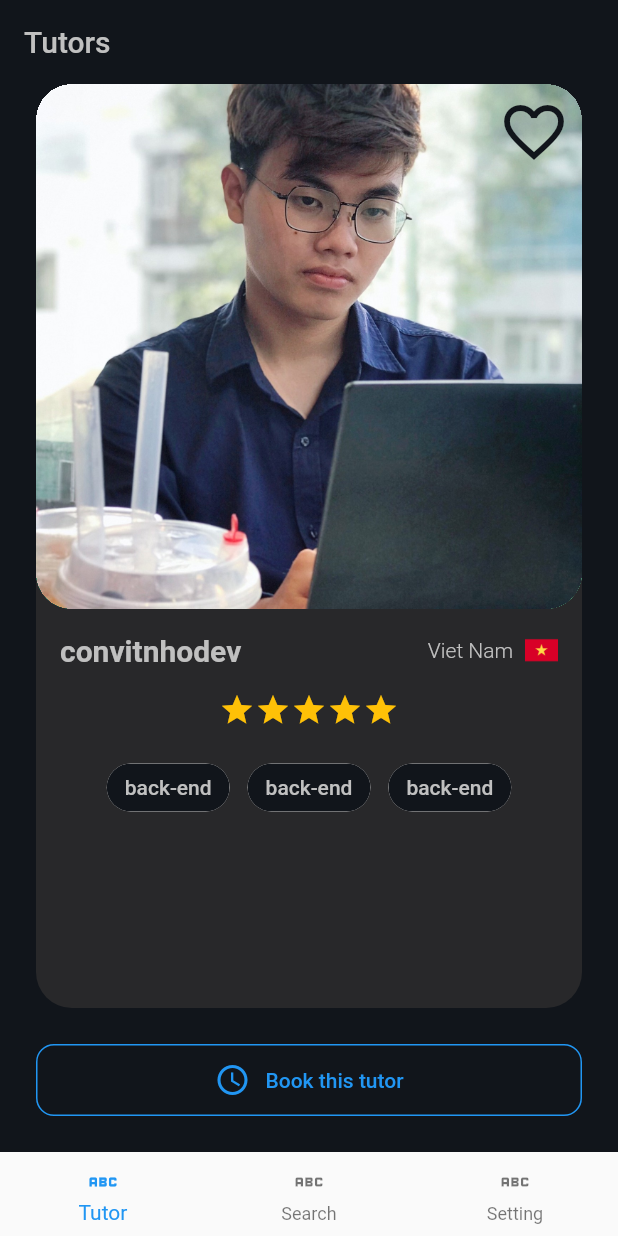
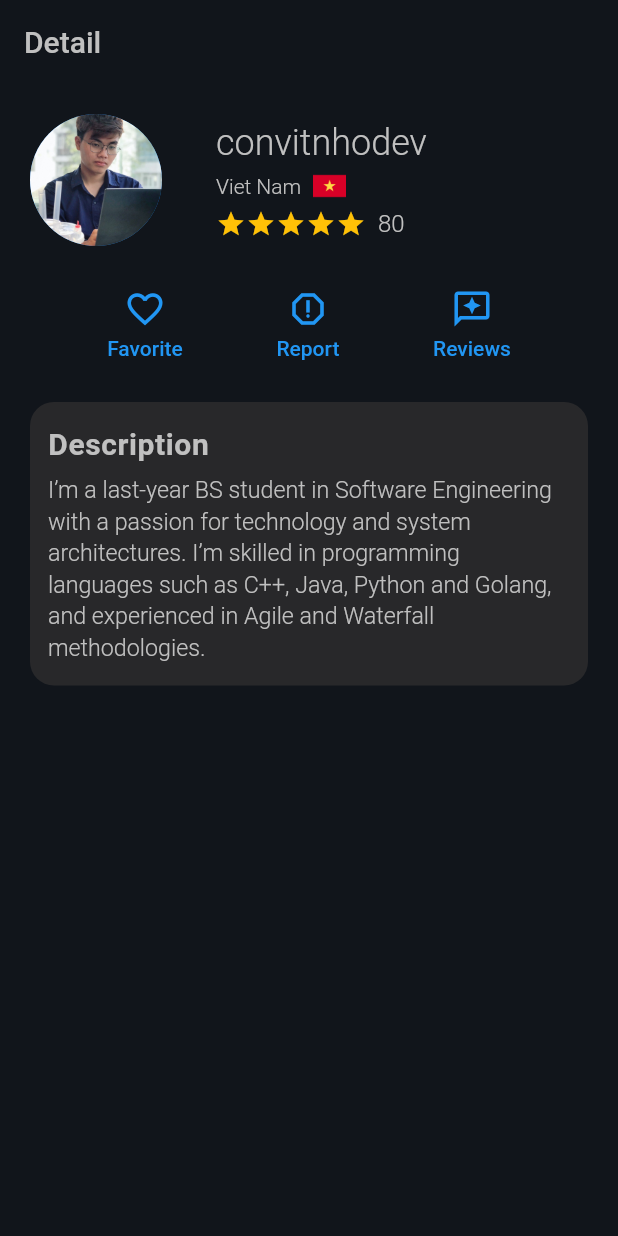
Before and after one commit to convitnhodev/Advanced-Mobile-Course, a Flutter app: the screen it shows after launch, on a phone screen of 412 x 824 dp. Run offline on Flutter 3.47's test engine with Material 2 defaults, Android fonts, the phone set to English and light mode, and no system bars; our stand-ins replace flutter_screenutil, get.

Commit message:
feat: implement detail

```diff
--- a/lib/main.dart
+++ b/lib/main.dart
@@ -2,14 +2,17 @@
 import 'package:flutter/material.dart';
 import 'package:flutter/widgets.dart';
 import 'package:flutter_application_1/common/routes/pages.dart';
+import 'package:flutter_application_1/pages/frame/detail_tutor/index.dart';
 import 'package:flutter_application_1/pages/frame/home/view.dart';
 import 'package:flutter_application_1/pages/frame/sign_in/view.dart';
 import 'package:flutter_screenutil/flutter_screenutil.dart';
 import 'package:get/get.dart';
 
 Future<void> main() async {
-   runApp(MaterialApp(home: HomePage()));
+   // runApp(MaterialApp(home: HomePage()));
 //  runApp(MaterialApp(home: SignInPage()));
+  runApp(MaterialApp(home: DetailTutorPage()));
+
 }
 
 
--- /dev/null
+++ b/lib/pages/frame/detail_tutor/bindings.dart
@@ -0,0 +1,11 @@
+import 'package:flutter_application_1/pages/frame/detail_tutor/index.dart';
+import 'package:flutter_application_1/pages/frame/tutors_list/controller.dart';
+import 'package:get/get.dart';
+
+
+class DetailTutorBinding implements Bindings {
+  @override
+    void dependencies() {
+    Get.lazyPut<DetailTutorController>(() => DetailTutorController());
+  }
+}
--- /dev/null
+++ b/lib/pages/frame/detail_tutor/controller.dart
@@ -0,0 +1,8 @@
+import 'package:flutter_application_1/pages/frame/detail_tutor/index.dart';
+import 'package:flutter_application_1/pages/frame/tutors_list/state.dart';
+import 'package:get/get.dart';
+
+class DetailTutorController extends GetxController {
+  DetailTutorController();
+  final state = DetailTutorState();
+}
--- /dev/null
+++ b/lib/pages/frame/detail_tutor/index.dart
@@ -0,0 +1,7 @@
+library detail_tutor;
+
+
+export './state.dart';
+export './controller.dart';
+export './bindings.dart';
+export './view.dart';
--- /dev/null
+++ b/lib/pages/frame/detail_tutor/state.dart
@@ -0,0 +1,3 @@
+class DetailTutorState {
+
+}
--- /dev/null
+++ b/lib/pages/frame/detail_tutor/view.dart
@@ -0,0 +1,194 @@
+import 'package:flutter/material.dart';
+import 'package:flutter_application_1/common/style/color.dart';
+import 'package:flutter_application_1/pages/frame/tutors_list/controller.dart';
+import 'package:get/get.dart';
+import 'package:flutter_application_1/common/const/size.dart';
+
+class DetailTutorPage extends StatefulWidget {
+  const DetailTutorPage({super.key});
+
+  @override
+  State<DetailTutorPage> createState() => _DetailTutorPageState();
+}
+
+class _DetailTutorPageState extends State<DetailTutorPage> {
+  @override
+  Widget build(BuildContext context) {
+    return Scaffold(
+      appBar: AppBar(
+        title: const Text(
+          'Detail',
+          style: TextStyle(color: AppColor.primaryText),
+        ),
+        backgroundColor: AppColor.primaryBackground,
+        elevation: 0,
+      ),
+      backgroundColor: AppColor.primaryBackground,
+      body: SingleChildScrollView(
+        padding: const EdgeInsets.all(20),
+        child: Column(
+          crossAxisAlignment: CrossAxisAlignment.stretch,
+          children: [
+            Row(
+              children: [
+                const CircleAvatar(
+                  backgroundImage: AssetImage('lib/images/avatar.jpeg'),
+                  radius: 44,
+                ),
+                const SizedBox(
+                  width: 36,
+                ),
+                Column(
+                  crossAxisAlignment: CrossAxisAlignment.start,
+                  children: [
+                    const Text(
+                      'convitnhodev',
+                      style: TextStyle(
+                          color: AppColor.primaryText,
+                          fontSize: 24,
+                          fontWeight: FontWeight.w300),
+                    ),
+                    const SizedBox(
+                      height: 4,
+                    ),
+                    const Row(
+                      children: [
+                        Text(
+                          'Viet Nam',
+                          style: TextStyle(
+                              color: AppColor.primaryText,
+                              fontSize: 14,
+                              fontWeight: FontWeight.w300),
+                        ),
+                        Padding(
+                          padding: EdgeInsets.only(right: 16, left: 8),
+                          child: Image(
+                            image: AssetImage('lib/images/vietnam.png'),
+                            height: 22,
+                            width: 22,
+                          ),
+                        )
+                      ],
+                    ),
+                    const SizedBox(
+                      height: 4,
+                    ),
+                    Row(
+                      mainAxisAlignment: MainAxisAlignment.center,
+                      children: List<Widget>.generate(
+                        5,
+                        (index) => const Icon(
+                          Icons.star,
+                          color: Colors.amber,
+                          size: 20,
+                        ),
+                      )..add(
+                          const Padding(
+                            padding: EdgeInsets.only(left: 8),
+                            child: Text(
+                              '80',
+                              style: TextStyle(
+                                  color: AppColor.primaryText,
+                                  fontSize: 16,
+                                  fontWeight: FontWeight.w300),
+                            ),
+                          ),
+                        ),
+                    ),
+                  ],
+                )
+              ],
+            ),
+            const SizedBox(
+              height: 20,
+            ),
+            Row(
+              mainAxisAlignment: MainAxisAlignment.spaceEvenly,
+              children: [
+                TextButton(
+                  onPressed: () {},
+                  child: const Column(
+                    children: [
+                      Icon(
+                        Icons.favorite_border_outlined,
+                        size: 28,
+                      ),
+                      SizedBox(
+                        height: 4,
+                      ),
+                      Text('Favorite')
+                    ],
+                  ),
+                ),
+                TextButton(
+                  onPressed: () {},
+                  child: const Column(
+                    children: [
+                      Icon(
+                        Icons.report_outlined,
+                        size: 28,
+                      ),
+                      SizedBox(
+                        height: 4,
+                      ),
+                      Text('Report')
+                    ],
+                  ),
+                ),
+                TextButton(
+                  onPressed: () {},
+                  child: const Column(
+                    children: [
+                      Icon(
+                        Icons.reviews_outlined,
+                        size: 28,
+                      ),
+                      SizedBox(
+                        height: 4,
+                      ),
+                      Text('Reviews')
+                    ],
+                  ),
+                ),
+              ],
+            ),
+            Container(
+               margin: const EdgeInsets.symmetric(vertical: 20),
+              padding: const EdgeInsets.symmetric(horizontal: 12, vertical: 16),
+              decoration: BoxDecoration(
+                borderRadius: BorderRadius.circular(16),
+                color: AppColor.primarySecondaryBackground,
+              ),
+              clipBehavior: Clip.hardEdge,
+
+              child: const Column(
+                crossAxisAlignment: CrossAxisAlignment.stretch,
+                children: [
+                  Text(
+                    'Description',
+                    style: TextStyle(
+                        color: AppColor.primaryText,
+                        fontSize: 20,
+                        letterSpacing: 0.4,
+                        fontWeight: FontWeight.w600),
+                  ),
+                  SizedBox(
+                    height: 8,
+                  ),
+                  Text(
+                    'I’m a last-year BS student in Software Engineering with a passion for technology and system architectures. I’m skilled in programming languages such as C++, Java, Python and Golang, and experienced in Agile and Waterfall methodologies.',
+                    style: TextStyle(
+                        color: AppColor.primaryText,
+                        fontSize: 15.5,
+                        height: 1.37,
+                        fontWeight: FontWeight.w300),
+                  )
+                ],
+              ),
+            ),
+          ],
+        ),
+      ),
+    );
+  }
+}
--- a/lib/pages/frame/tutors_list/view.dart
+++ b/lib/pages/frame/tutors_list/view.dart
@@ -1,5 +1,6 @@
 import 'package:flutter/material.dart';
 import 'package:flutter_application_1/common/style/color.dart';
+import 'package:flutter_application_1/pages/frame/detail_tutor/index.dart';
 import 'package:flutter_application_1/pages/frame/tutors_list/controller.dart';
 import 'package:get/get.dart';
 import 'package:flutter_application_1/common/const/size.dart';
@@ -172,7 +173,9 @@ class _TutorsListPageState extends State<TutorsListPage> {
                     ),
                   ),
                 ),
-                onPressed: () {},
+                onPressed: () {
+                  DetailTutorPage();
+                },
                 child: const Row(
                   mainAxisAlignment: MainAxisAlignment.center,
                   children: [
```
